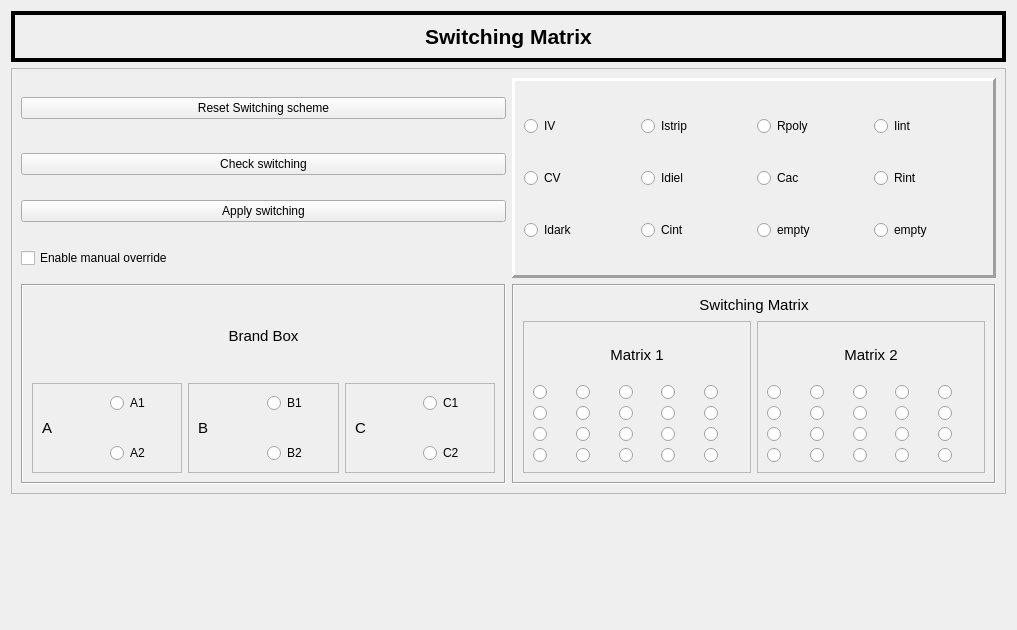
Above: UniDAQ/QT_Designer_UI/Switching.ui from Chilldose/COMET before the change. Below: the same form after it.
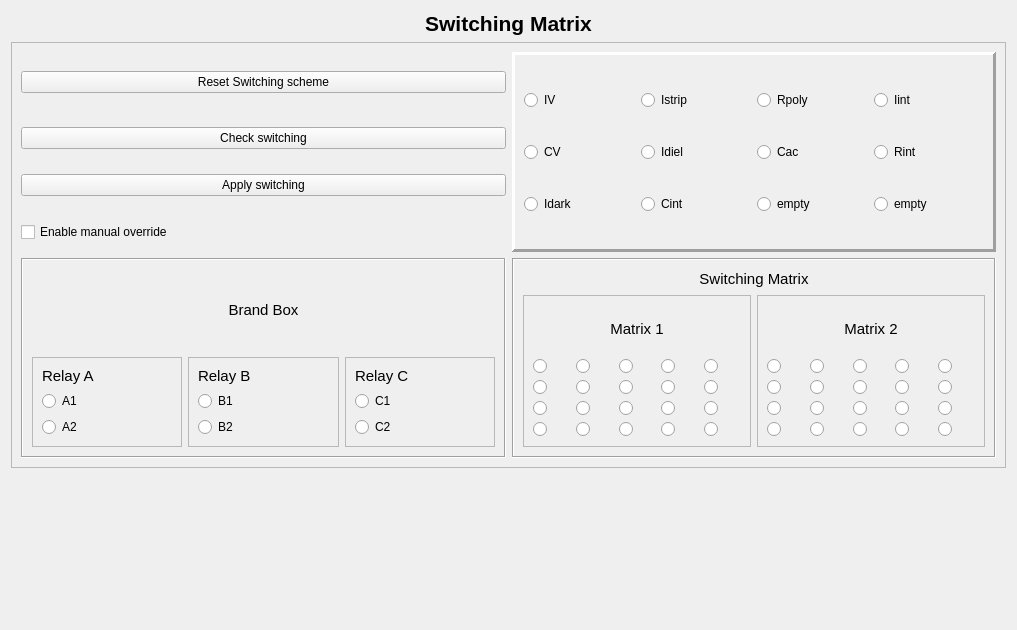
That is the form after the change.

```diff
--- a/UniDAQ/QT_Designer_UI/Switching.ui
+++ b/UniDAQ/QT_Designer_UI/Switching.ui
@@ -14,6 +14,45 @@
    <string>Form</string>
   </property>
   <layout class="QGridLayout" name="gridLayout_3">
+   <item row="0" column="0">
+    <widget class="QLabel" name="label">
+     <property name="maximumSize">
+      <size>
+       <width>16777215</width>
+       <height>300</height>
+      </size>
+     </property>
+     <property name="font">
+      <font>
+       <pointsize>16</pointsize>
+       <weight>75</weight>
+       <bold>true</bold>
+      </font>
+     </property>
+     <property name="autoFillBackground">
+      <bool>false</bool>
+     </property>
+     <property name="text">
+      <string>Switching Matrix</string>
+     </property>
+     <property name="alignment">
+      <set>Qt::AlignCenter</set>
+     </property>
+    </widget>
+   </item>
+   <item row="3" column="0">
+    <spacer name="verticalSpacer_2">
+     <property name="orientation">
+      <enum>Qt::Vertical</enum>
+     </property>
+     <property name="sizeHint" stdset="0">
+      <size>
+       <width>20</width>
+       <height>40</height>
+      </size>
+     </property>
+    </spacer>
+   </item>
    <item row="2" column="0">
     <widget class="QFrame" name="frame_3">
      <property name="frameShape">
@@ -186,7 +225,20 @@
             <enum>QFrame::Raised</enum>
            </property>
            <layout class="QGridLayout" name="gridLayout_4">
-            <item row="0" column="1">
+            <item row="3" column="1">
+             <widget class="QRadioButton" name="A2">
+              <property name="text">
+               <string>A2</string>
+              </property>
+              <property name="checkable">
+               <bool>true</bool>
+              </property>
+              <property name="autoExclusive">
+               <bool>false</bool>
+              </property>
+             </widget>
+            </item>
+            <item row="2" column="1">
              <widget class="QRadioButton" name="A1">
               <property name="enabled">
                <bool>true</bool>
@@ -202,7 +254,7 @@
               </property>
              </widget>
             </item>
-            <item row="1" column="0">
+            <item row="0" column="1">
              <widget class="QLabel" name="label_3">
               <property name="font">
                <font>
@@ -210,64 +262,7 @@
                </font>
               </property>
               <property name="text">
-               <string>A</string>
-              </property>
-             </widget>
-            </item>
-            <item row="2" column="1">
-             <widget class="QRadioButton" name="A2">
-              <property name="text">
-               <string>A2</string>
-              </property>
-              <property name="checkable">
-               <bool>true</bool>
-              </property>
-              <property name="autoExclusive">
-               <bool>false</bool>
-              </property>
-             </widget>
-            </item>
-           </layout>
-          </widget>
-         </item>
-         <item row="2" column="1">
-          <widget class="QFrame" name="frame_6">
-           <property name="frameShape">
-            <enum>QFrame::StyledPanel</enum>
-           </property>
-           <property name="frameShadow">
-            <enum>QFrame::Raised</enum>
-           </property>
-           <layout class="QGridLayout" name="gridLayout_5">
-            <item row="0" column="1">
-             <widget class="QRadioButton" name="B1">
-              <property name="text">
-               <string>B1</string>
-              </property>
-              <property name="autoExclusive">
-               <bool>false</bool>
-              </property>
-             </widget>
-            </item>
-            <item row="2" column="1">
-             <widget class="QRadioButton" name="B2">
-              <property name="text">
-               <string>B2</string>
-              </property>
-              <property name="autoExclusive">
-               <bool>false</bool>
-              </property>
-             </widget>
-            </item>
-            <item row="1" column="0" colspan="2">
-             <widget class="QLabel" name="label_4">
-              <property name="font">
-               <font>
-                <pointsize>11</pointsize>
-               </font>
-              </property>
-              <property name="text">
-               <string>B</string>
+               <string>Relay A</string>
               </property>
              </widget>
             </item>
@@ -283,7 +278,7 @@
             <enum>QFrame::Raised</enum>
            </property>
            <layout class="QGridLayout" name="gridLayout_6">
-            <item row="0" column="1">
+            <item row="1" column="1">
              <widget class="QRadioButton" name="C1">
               <property name="text">
                <string>C1</string>
@@ -293,19 +288,7 @@
               </property>
              </widget>
             </item>
-            <item row="1" column="0">
-             <widget class="QLabel" name="label_5">
-              <property name="font">
-               <font>
-                <pointsize>11</pointsize>
-               </font>
-              </property>
-              <property name="text">
-               <string>C</string>
-              </property>
-             </widget>
-            </item>
-            <item row="2" column="1">
+            <item row="3" column="1">
              <widget class="QRadioButton" name="C2">
               <property name="text">
                <string>C2</string>
@@ -315,6 +298,21 @@
               </property>
              </widget>
             </item>
+            <item row="0" column="1">
+             <widget class="QLabel" name="label_5">
+              <property name="font">
+               <font>
+                <pointsize>11</pointsize>
+               </font>
+              </property>
+              <property name="styleSheet">
+               <string notr="true"/>
+              </property>
+              <property name="text">
+               <string>Relay C</string>
+              </property>
+             </widget>
+            </item>
            </layout>
           </widget>
          </item>
@@ -325,6 +323,9 @@
              <pointsize>11</pointsize>
             </font>
            </property>
+           <property name="styleSheet">
+            <string notr="true"/>
+           </property>
            <property name="text">
             <string>Brand Box</string>
            </property>
@@ -333,6 +334,50 @@
            </property>
           </widget>
          </item>
+         <item row="2" column="1">
+          <widget class="QFrame" name="frame_6">
+           <property name="frameShape">
+            <enum>QFrame::StyledPanel</enum>
+           </property>
+           <property name="frameShadow">
+            <enum>QFrame::Raised</enum>
+           </property>
+           <layout class="QGridLayout" name="gridLayout_5">
+            <item row="3" column="1">
+             <widget class="QRadioButton" name="B2">
+              <property name="text">
+               <string>B2</string>
+              </property>
+              <property name="autoExclusive">
+               <bool>false</bool>
+              </property>
+             </widget>
+            </item>
+            <item row="1" column="1">
+             <widget class="QRadioButton" name="B1">
+              <property name="text">
+               <string>B1</string>
+              </property>
+              <property name="autoExclusive">
+               <bool>false</bool>
+              </property>
+             </widget>
+            </item>
+            <item row="0" column="1">
+             <widget class="QLabel" name="label_4">
+              <property name="font">
+               <font>
+                <pointsize>11</pointsize>
+               </font>
+              </property>
+              <property name="text">
+               <string>Relay B</string>
+              </property>
+             </widget>
+            </item>
+           </layout>
+          </widget>
+         </item>
         </layout>
        </widget>
       </item>
@@ -842,72 +887,6 @@
      <zorder>frame_8</zorder>
     </widget>
    </item>
-   <item row="0" column="0">
-    <widget class="QFrame" name="frame">
-     <property name="maximumSize">
-      <size>
-       <width>16777215</width>
-       <height>300</height>
-      </size>
-     </property>
-     <property name="autoFillBackground">
-      <bool>true</bool>
-     </property>
-     <property name="frameShape">
-      <enum>QFrame::Box</enum>
-     </property>
-     <property name="frameShadow">
-      <enum>QFrame::Plain</enum>
-     </property>
-     <property name="lineWidth">
-      <number>4</number>
-     </property>
-     <property name="midLineWidth">
-      <number>2</number>
-     </property>
-     <layout class="QHBoxLayout" name="horizontalLayout">
-      <item>
-       <widget class="QLabel" name="label">
-        <property name="maximumSize">
-         <size>
-          <width>16777215</width>
-          <height>300</height>
-         </size>
-        </property>
-        <property name="font">
-         <font>
-          <pointsize>16</pointsize>
-          <weight>75</weight>
-          <bold>true</bold>
-         </font>
-        </property>
-        <property name="autoFillBackground">
-         <bool>false</bool>
-        </property>
-        <property name="text">
-         <string>Switching Matrix</string>
-        </property>
-        <property name="alignment">
-         <set>Qt::AlignCenter</set>
-        </property>
-       </widget>
-      </item>
-     </layout>
-    </widget>
-   </item>
-   <item row="3" column="0">
-    <spacer name="verticalSpacer_2">
-     <property name="orientation">
-      <enum>Qt::Vertical</enum>
-     </property>
-     <property name="sizeHint" stdset="0">
-      <size>
-       <width>20</width>
-       <height>40</height>
-      </size>
-     </property>
-    </spacer>
-   </item>
   </layout>
  </widget>
  <resources/>
```
